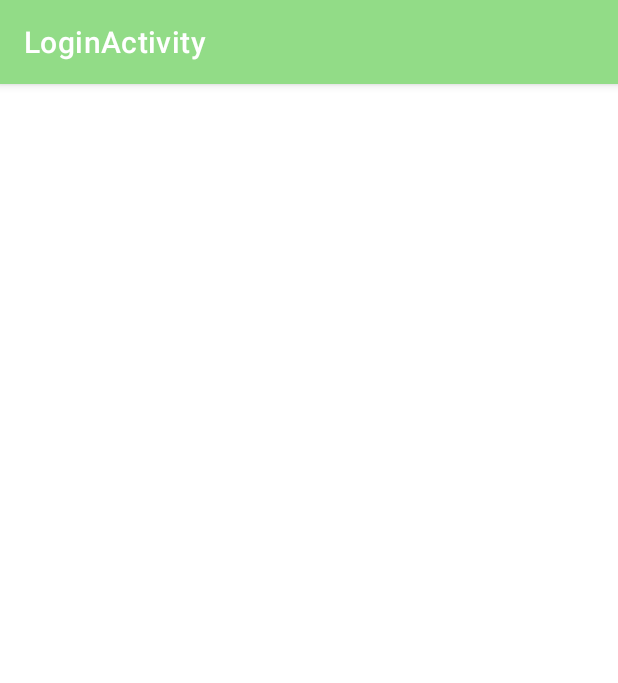
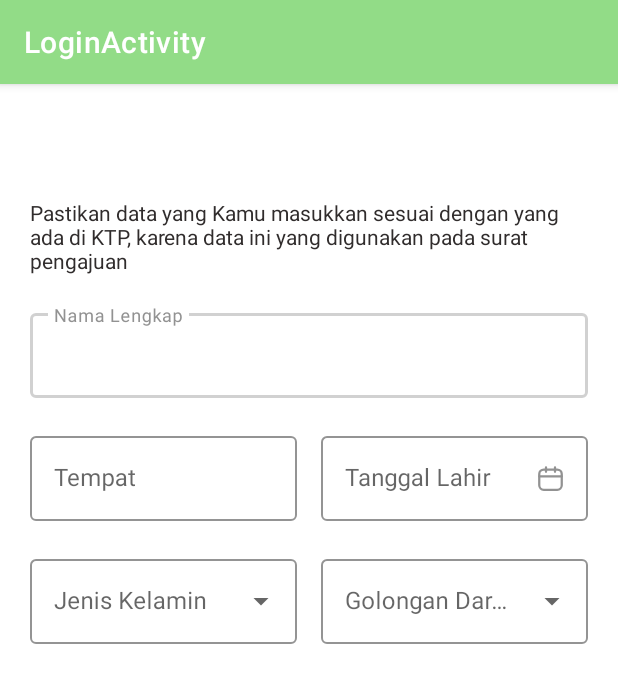
Before and after one commit to IvonKhalif/SIDESA, an Android app: the screen it shows after launch (ProfileActivity before the commit, EditProfileActivity after it), on a phone screen of 412 x 824 dp. Shown: the top 683 px of the screen. Run offline under Robolectric (Android 15) with nearby library versions, the phone set to English and light mode, and no system bars; libraries missing offline, so code that uses them is left out: com.jakewharton.threetenabp; 1 statement that could not run was skipped.

Commit message:
layouting KTP biodata section

```diff
--- a/app/src/main/AndroidManifest.xml
+++ b/app/src/main/AndroidManifest.xml
@@ -25,7 +25,7 @@
             android:name=".ui.login.password.PasswordActivity"
             android:exported="true" />
         <activity
-            android:name=".ui.profile.detail.DetailProfileActivity"
+            android:name=".ui.profile.ProfileActivity"
             android:exported="false" />
         <activity
             android:name=".ui.login.LoginActivity"
@@ -35,7 +35,7 @@
             android:exported="true"
             android:theme="@style/Theme.ContainerTracker.NoActionBar" />
         <activity
-            android:name=".ui.profile.ProfileActivity"
+            android:name=".ui.profile.edit.EditProfileActivity"
             android:exported="true"
             android:label="@string/title_activity_login"
             android:screenOrientation="portrait">
--- /dev/null
+++ b/app/src/main/java/com/gov/sidesa/ui/profile/edit/EditProfileActivity.kt
@@ -0,0 +1,57 @@
+package com.gov.sidesa.ui.profile.edit
+
+import android.os.Bundle
+import android.widget.ArrayAdapter
+import android.widget.AutoCompleteTextView
+import androidx.appcompat.app.AppCompatActivity
+import com.google.android.material.datepicker.MaterialDatePicker
+import com.gov.sidesa.R
+import com.gov.sidesa.databinding.ActivityEditProfileBinding
+import java.text.SimpleDateFormat
+import java.util.*
+
+class EditProfileActivity : AppCompatActivity() {
+
+    private lateinit var binding: ActivityEditProfileBinding
+    private val bindingBiodataKtp by lazy { binding.customKtpBiodata }
+
+    override fun onCreate(savedInstanceState: Bundle?) {
+        super.onCreate(savedInstanceState)
+
+        binding = ActivityEditProfileBinding.inflate(layoutInflater)
+        setContentView(binding.root)
+
+        setDatePicker()
+        setDropDownGender()
+        setDropDownBloodType()
+    }
+
+    private fun setDatePicker() {
+        bindingBiodataKtp.inputKtpDob.setOnClickListener { view ->
+            val picker = MaterialDatePicker.Builder.datePicker()
+                .setTitleText("Pilih Tanggal Lahir")
+                .build()
+            picker.addOnPositiveButtonClickListener {
+                val date = Date(it)
+                val format = SimpleDateFormat("dd-MM-yyyy", Locale.getDefault())
+                bindingBiodataKtp.inputKtpDob.setText(format.format(date))
+            }
+            picker.show(supportFragmentManager, "DATE_PICKER")
+        }
+    }
+
+    private fun setDropDownBloodType() {
+        val bloodTypes = resources.getStringArray(R.array.blood_type)
+        val bloodTypeAdapter = ArrayAdapter(this, R.layout.item_dropdown, bloodTypes)
+        val inputBloodTypeAutoComplete =
+            findViewById<AutoCompleteTextView>(R.id.input_ktp_blood_type)
+        inputBloodTypeAutoComplete.setAdapter(bloodTypeAdapter)
+    }
+
+    private fun setDropDownGender() {
+        val genders = resources.getStringArray(R.array.gender)
+        val genderAdapter = ArrayAdapter(this, R.layout.item_dropdown, genders)
+        val inputGenderAutoComplete = findViewById<AutoCompleteTextView>(R.id.input_ktp_gender)
+        inputGenderAutoComplete.setAdapter(genderAdapter)
+    }
+}
--- a/app/src/main/res/drawable/ic_calendar.xml
+++ b/app/src/main/res/drawable/ic_calendar.xml
@@ -1,6 +1,6 @@
 <vector xmlns:android="http://schemas.android.com/apk/res/android"
-    android:width="24dp"
-    android:height="24dp"
+    android:width="18dp"
+    android:height="18dp"
     android:viewportWidth="24"
     android:viewportHeight="24">
     <path
--- /dev/null
+++ b/app/src/main/res/layout/activity_edit_profile.xml
@@ -0,0 +1,27 @@
+<?xml version="1.0" encoding="utf-8"?>
+<androidx.constraintlayout.widget.ConstraintLayout xmlns:android="http://schemas.android.com/apk/res/android"
+    xmlns:app="http://schemas.android.com/apk/res-auto"
+    xmlns:tools="http://schemas.android.com/tools"
+    android:layout_width="match_parent"
+    android:layout_height="match_parent"
+    tools:context=".ui.profile.edit.EditProfileActivity">
+
+    <include
+        android:id="@+id/custom_toolbar"
+        layout="@layout/custom_toolbar"
+        android:layout_width="0dp"
+        android:layout_height="wrap_content"
+        app:layout_constraintEnd_toEndOf="parent"
+        app:layout_constraintStart_toStartOf="parent"
+        app:layout_constraintTop_toTopOf="parent" />
+
+    <include
+        android:id="@+id/custom_ktp_biodata"
+        layout="@layout/custom_ktp_biodata"
+        android:layout_width="0dp"
+        android:layout_height="wrap_content"
+        app:layout_constraintEnd_toEndOf="parent"
+        app:layout_constraintStart_toStartOf="parent"
+        app:layout_constraintTop_toBottomOf="@id/custom_toolbar" />
+
+</androidx.constraintlayout.widget.ConstraintLayout>
--- a/app/src/main/res/layout/custom_ktp_biodata.xml
+++ b/app/src/main/res/layout/custom_ktp_biodata.xml
@@ -2,16 +2,8 @@
 <androidx.constraintlayout.widget.ConstraintLayout xmlns:android="http://schemas.android.com/apk/res/android"
     xmlns:app="http://schemas.android.com/apk/res-auto"
     android:layout_width="match_parent"
-    android:layout_height="match_parent">
-
-    <include
-        android:id="@+id/custom_toolbar"
-        layout="@layout/custom_toolbar"
-        android:layout_width="0dp"
-        android:layout_height="wrap_content"
-        app:layout_constraintEnd_toEndOf="parent"
-        app:layout_constraintStart_toStartOf="parent"
-        app:layout_constraintTop_toTopOf="parent" />
+    android:layout_height="wrap_content"
+    android:paddingBottom="20dp">
 
     <com.google.android.material.textview.MaterialTextView
         android:id="@+id/text_description"
@@ -22,7 +14,7 @@
         android:textColor="@color/black_302C2C"
         app:layout_constraintEnd_toEndOf="parent"
         app:layout_constraintStart_toStartOf="parent"
-        app:layout_constraintTop_toBottomOf="@id/custom_toolbar" />
+        app:layout_constraintTop_toTopOf="parent" />
 
     <com.google.android.material.textfield.TextInputLayout
         android:id="@+id/input_layout_ktp_name"
@@ -64,14 +56,13 @@
 
     <com.google.android.material.textfield.TextInputLayout
         android:id="@+id/input_layout_ktp_dob"
-        style="@style/InputLayoutStyleDropDown"
+        style="@style/InputLayoutStyleOutline"
         android:layout_width="0dp"
         android:layout_height="wrap_content"
         android:layout_marginStart="8dp"
         android:layout_marginTop="20dp"
         android:layout_marginEnd="20dp"
         android:hint="Tanggal Lahir"
-        app:endIconDrawable="@drawable/ic_calendar"
         app:layout_constraintEnd_toEndOf="parent"
         app:layout_constraintStart_toEndOf="@id/input_layout_ktp_place"
         app:layout_constraintTop_toBottomOf="@id/input_layout_ktp_name">
@@ -79,7 +70,10 @@
         <com.google.android.material.textfield.TextInputEditText
             android:id="@+id/input_ktp_dob"
             android:layout_width="match_parent"
-            android:layout_height="wrap_content" />
+            android:layout_height="wrap_content"
+            android:clickable="true"
+            android:drawableEnd="@drawable/ic_calendar"
+            android:focusable="false" />
 
     </com.google.android.material.textfield.TextInputLayout>
 
@@ -96,10 +90,11 @@
         app:layout_constraintStart_toStartOf="parent"
         app:layout_constraintTop_toBottomOf="@id/input_layout_ktp_place">
 
-        <com.google.android.material.textfield.TextInputEditText
+        <com.google.android.material.textfield.MaterialAutoCompleteTextView
             android:id="@+id/input_ktp_gender"
             android:layout_width="match_parent"
-            android:layout_height="wrap_content" />
+            android:layout_height="wrap_content"
+            android:inputType="none" />
 
     </com.google.android.material.textfield.TextInputLayout>
 
@@ -116,10 +111,11 @@
         app:layout_constraintStart_toEndOf="@id/input_layout_ktp_gender"
         app:layout_constraintTop_toBottomOf="@id/input_layout_ktp_dob">
 
-        <com.google.android.material.textfield.TextInputEditText
+        <com.google.android.material.textfield.MaterialAutoCompleteTextView
             android:id="@+id/input_ktp_blood_type"
             android:layout_width="match_parent"
-            android:layout_height="wrap_content" />
+            android:layout_height="wrap_content"
+            android:inputType="none" />
 
     </com.google.android.material.textfield.TextInputLayout>
 
--- a/app/src/main/res/values/colors.xml
+++ b/app/src/main/res/values/colors.xml
@@ -42,5 +42,4 @@
     <color name="grey_AAAAAA">#AAAAAA</color>
     <color name="grey_D1D1D1">#D1D1D1</color>
     <color name="primary_4FBD1C">#4FBD1C</color>
-    <color name="black_302C2C">#302C2C</color>
 </resources>
--- a/app/src/main/res/values/strings.xml
+++ b/app/src/main/res/values/strings.xml
@@ -93,4 +93,18 @@
     <string name="hello_first_fragment">Hello first fragment</string>
     <string name="hello_second_fragment">Hello second fragment. Arg: %1$s</string>
 
+    <!--GENDER-->
+    <string-array name="gender">
+        <item>Laki-Laki</item>
+        <item>Perempuan</item>
+    </string-array>
+
+    <!--BLOOD TYPE-->
+    <string-array name="blood_type">
+        <item>A</item>
+        <item>B</item>
+        <item>A/B</item>
+        <item>O</item>
+    </string-array>
+
 </resources>
```
Also changed, not shown: app/src/main/res/layout/item_dropdown.xml (added, +10 -0 lines).
